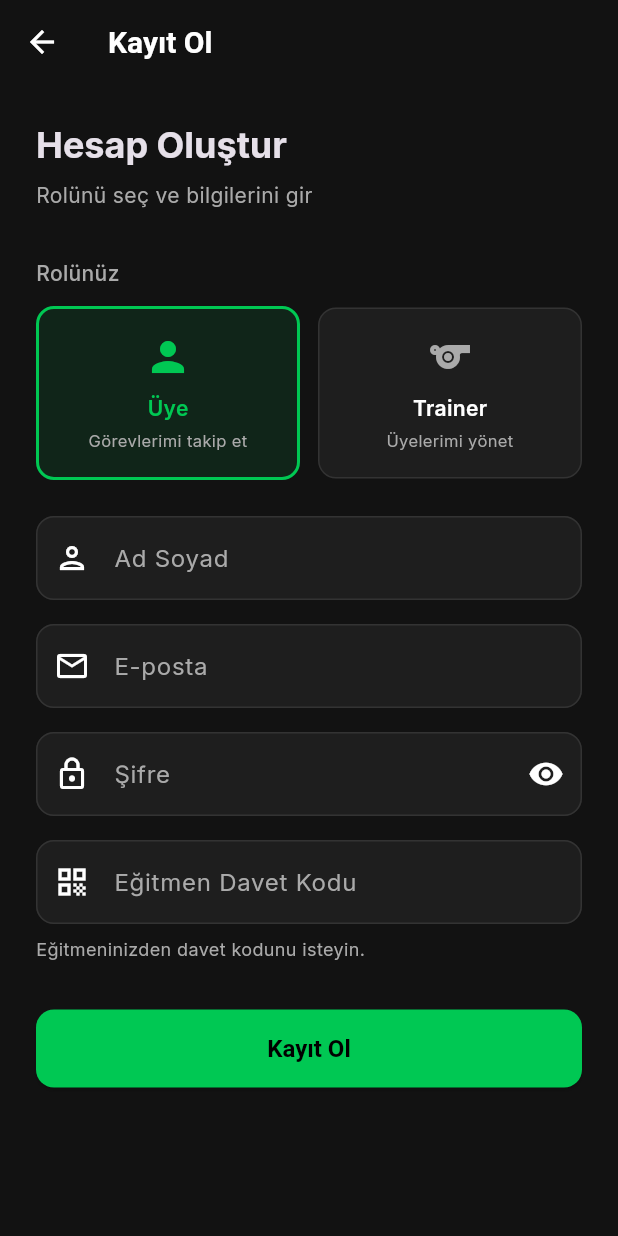
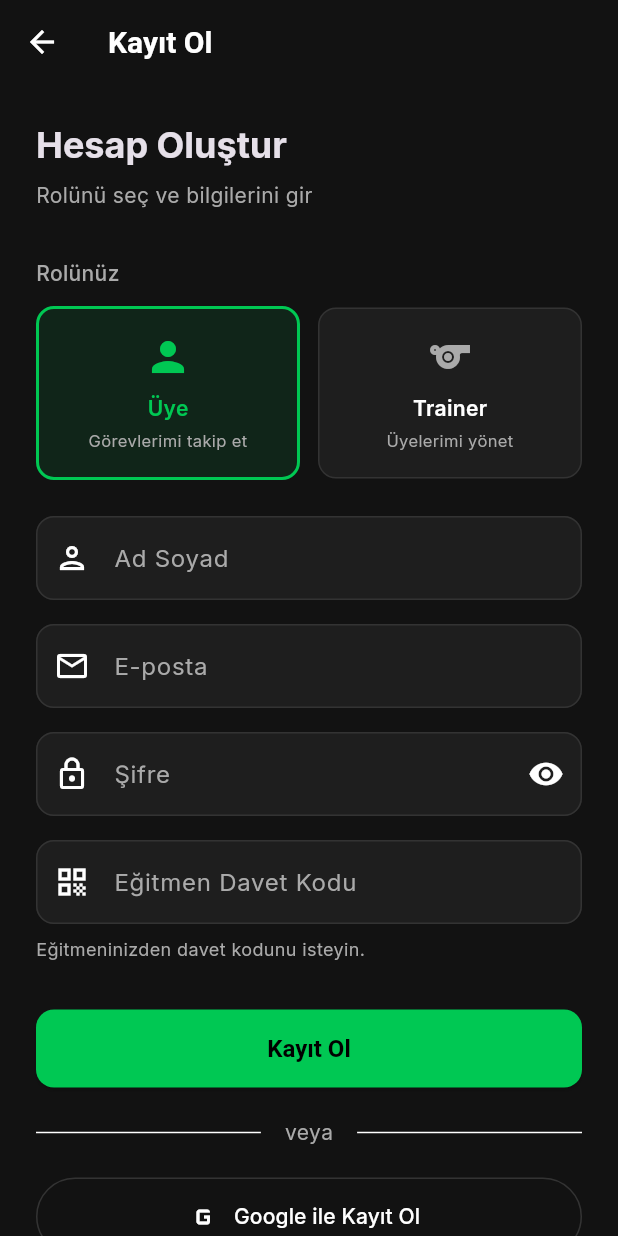
Before and after one commit to Handenurcoskun/fitcoach, a Flutter app: the screen it shows after launch, after a tap on "Kayıt Ol", on a phone screen of 412 x 824 dp. Run offline on Flutter 3.47's test engine with Material 3 defaults, Android fonts, the phone set to English and light mode, and no system bars; our stand-ins replace cloud_firestore, firebase_auth, firebase_core, google_fonts, google_sign_in; accounts and stored records are empty.

Commit message:
Add Google Sign-In button to login and register screens
- Login screen: Google ile Giriş Yap button (existing accounts only)
- Register screen: Google ile Kayıt Ol button (uses selected role + invite code)
- Fix register screen passing trainerId instead of inviteCode param
- Make signInWithGoogle role param optional for login flow

```diff
--- a/lib/screens/auth/login_screen.dart
+++ b/lib/screens/auth/login_screen.dart
@@ -17,6 +17,7 @@ class _LoginScreenState extends State<LoginScreen> {
   final _passwordController = TextEditingController();
   bool _isPasswordVisible = false;
   bool _isLoading = false;
+  bool _isGoogleLoading = false;
   String? _errorMessage;
 
   @override
@@ -24,6 +25,20 @@ class _LoginScreenState extends State<LoginScreen> {
     _emailController.dispose();
     _passwordController.dispose();
     super.dispose();
+  }
+
+  Future<void> _signInWithGoogle() async {
+    setState(() {
+      _isGoogleLoading = true;
+      _errorMessage = null;
+    });
+    final error = await context.read<AuthService>().signInWithGoogle();
+    if (mounted) {
+      setState(() {
+        _isGoogleLoading = false;
+        _errorMessage = error;
+      });
+    }
   }
 
   Future<void> _signIn() async {
@@ -147,6 +162,37 @@ class _LoginScreenState extends State<LoginScreen> {
                         )
                       : const Text('Giriş Yap'),
                 ),
+                const SizedBox(height: 20),
+                Row(
+                  children: [
+                    const Expanded(child: Divider()),
+                    Padding(
+                      padding: const EdgeInsets.symmetric(horizontal: 16),
+                      child: Text(
+                        'veya',
+                        style: TextStyle(color: AppColors.textSecondary),
+                      ),
+                    ),
+                    const Expanded(child: Divider()),
+                  ],
+                ),
+                const SizedBox(height: 20),
+                OutlinedButton.icon(
+                  onPressed: (_isLoading || _isGoogleLoading) ? null : _signInWithGoogle,
+                  icon: _isGoogleLoading
+                      ? const SizedBox(
+                          height: 18,
+                          width: 18,
+                          child: CircularProgressIndicator(strokeWidth: 2),
+                        )
+                      : const Icon(Icons.g_mobiledata, size: 24),
+                  label: const Text('Google ile Giriş Yap'),
+                  style: OutlinedButton.styleFrom(
+                    minimumSize: const Size.fromHeight(52),
+                    side: const BorderSide(color: AppColors.cardBorder),
+                    foregroundColor: AppColors.textPrimary,
+                  ),
+                ),
                 const SizedBox(height: 24),
                 Row(
                   mainAxisAlignment: MainAxisAlignment.center,
--- a/lib/screens/auth/register_screen.dart
+++ b/lib/screens/auth/register_screen.dart
@@ -21,6 +21,7 @@ class _RegisterScreenState extends State<RegisterScreen> {
   UserRole _selectedRole = UserRole.member;
   bool _isPasswordVisible = false;
   bool _isLoading = false;
+  bool _isGoogleLoading = false;
   String? _errorMessage;
 
   @override
@@ -30,6 +31,29 @@ class _RegisterScreenState extends State<RegisterScreen> {
     _passwordController.dispose();
     _trainerIdController.dispose();
     super.dispose();
+  }
+
+  Future<void> _signInWithGoogle() async {
+    if (_selectedRole == UserRole.member && _trainerIdController.text.trim().isEmpty) {
+      setState(() => _errorMessage = 'Google ile kayıt için davet kodunu girin.');
+      return;
+    }
+    setState(() {
+      _isGoogleLoading = true;
+      _errorMessage = null;
+    });
+    final error = await context.read<AuthService>().signInWithGoogle(
+          role: _selectedRole,
+          inviteCode: _selectedRole == UserRole.member
+              ? _trainerIdController.text.trim()
+              : null,
+        );
+    if (mounted) {
+      setState(() {
+        _isGoogleLoading = false;
+        _errorMessage = error;
+      });
+    }
   }
 
   Future<void> _register() async {
@@ -43,10 +67,8 @@ class _RegisterScreenState extends State<RegisterScreen> {
           password: _passwordController.text,
           name: _nameController.text.trim(),
           role: _selectedRole,
-          trainerId: _selectedRole == UserRole.member
-              ? _trainerIdController.text.trim().isEmpty
-                  ? null
-                  : _trainerIdController.text.trim()
+          inviteCode: _selectedRole == UserRole.member
+              ? _trainerIdController.text.trim()
               : null,
         );
     if (mounted) {
@@ -185,6 +207,38 @@ class _RegisterScreenState extends State<RegisterScreen> {
                         )
                       : const Text('Kayıt Ol'),
                 ),
+                const SizedBox(height: 20),
+                Row(
+                  children: [
+                    const Expanded(child: Divider()),
+                    Padding(
+                      padding: const EdgeInsets.symmetric(horizontal: 16),
+                      child: Text(
+                        'veya',
+                        style: TextStyle(color: AppColors.textSecondary),
+                      ),
+                    ),
+                    const Expanded(child: Divider()),
+                  ],
+                ),
+                const SizedBox(height: 20),
+                OutlinedButton.icon(
+                  onPressed: (_isLoading || _isGoogleLoading) ? null : _signInWithGoogle,
+                  icon: _isGoogleLoading
+                      ? const SizedBox(
+                          height: 18,
+                          width: 18,
+                          child: CircularProgressIndicator(strokeWidth: 2),
+                        )
+                      : const Icon(Icons.g_mobiledata, size: 24),
+                  label: const Text('Google ile Kayıt Ol'),
+                  style: OutlinedButton.styleFrom(
+                    minimumSize: const Size.fromHeight(52),
+                    side: const BorderSide(color: AppColors.cardBorder),
+                    foregroundColor: AppColors.textPrimary,
+                  ),
+                ),
+                const SizedBox(height: 24),
               ],
             ),
           ),
```
Also changed, not shown: lib/services/auth_service.dart (+7 -1 lines).
